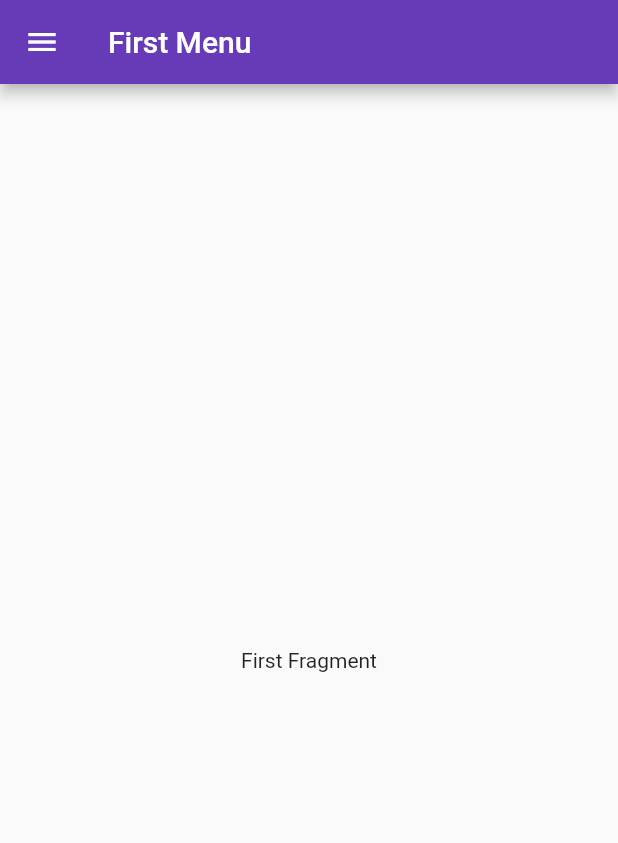
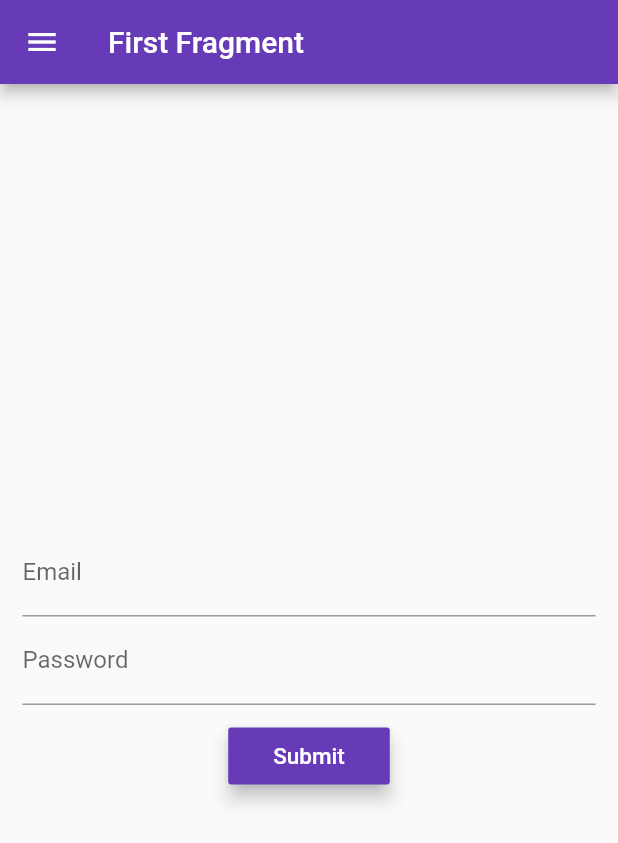
Before and after one commit to iamketanramani/flutter_app, a Flutter app: the screen it shows after launch, on a phone screen of 412 x 824 dp. Shown: the top 843 px of the screen. Run offline on Flutter 3.47's test engine with Material 2 defaults, Android fonts, the phone set to English and light mode, and no system bars.

Commit message:
Tab Layout

```diff
--- a/lib/activity/navigation_drawer.dart
+++ b/lib/activity/navigation_drawer.dart
@@ -1,12 +1,13 @@
 import 'package:flutter/material.dart';
 import 'package:flutter_app/fragment/first_fragment.dart';
+import 'package:flutter_app/fragment/movie_fragment.dart';
 import 'package:flutter_app/fragment/second_fragment.dart';
 
 class NavigationDrawer extends StatefulWidget {
   final drawerList = [
-    new DrawerModel("First Menu", Icons.android),
-    new DrawerModel("Second Menu", Icons.apps),
-    new DrawerModel("Third Menu", Icons.account_circle)
+    new DrawerModel("First Fragment", Icons.android),
+    new DrawerModel("Tab Example", Icons.apps),
+    new DrawerModel("Movie Listing", Icons.account_circle)
   ];
 
   @override
@@ -25,6 +26,9 @@ class NavigationDrawerState extends State<NavigationDrawer> {
 
       case 1:
         return new SecondFragment();
+
+      case 2:
+        return new MovieFragment();
 
       default:
         return Center(
--- a/lib/fragment/first_fragment.dart
+++ b/lib/fragment/first_fragment.dart
@@ -1,10 +1,124 @@
 import 'package:flutter/material.dart';
 
-class FirstFragment extends StatelessWidget {
+class FirstFragment extends StatefulWidget {
+  @override
+  State<StatefulWidget> createState() {
+    return FirstFragmentState();
+  }
+}
+
+class FirstFragmentState extends State<FirstFragment> {
+  TextEditingController _emailController = TextEditingController();
+  TextEditingController _passwordController = TextEditingController();
+
+  FocusNode fnEmail, fnPassword;
+
+  @override
+  void initState() {
+    super.initState();
+    fnEmail = FocusNode();
+    fnPassword = FocusNode();
+  }
+
+  @override
+  void dispose() {
+    fnEmail.dispose();
+    fnPassword.dispose();
+    super.dispose();
+  }
+
   @override
   Widget build(BuildContext context) {
-    return new Center(
-      child: new Text("First Fragment"),
+    return Scaffold(
+      body: Center(
+        child: Container(
+          padding: EdgeInsets.all(15.0),
+          child: Column(
+            mainAxisAlignment: MainAxisAlignment.center,
+            children: <Widget>[
+              TextFormField(
+                focusNode: fnEmail,
+                controller: _emailController,
+                keyboardType: TextInputType.emailAddress,
+                decoration: new InputDecoration(
+                    focusedBorder: UnderlineInputBorder(
+                      borderSide: BorderSide(color: Colors.black),
+                    ),
+                    //hintText: "Enter Email",
+                    labelText: "Email",
+                    hintStyle:
+                        TextStyle(fontSize: 12.0, color: Colors.blueGrey)),
+              ),
+              TextFormField(
+                focusNode: fnPassword,
+                controller: _passwordController,
+                obscureText: true,
+                keyboardType: TextInputType.visiblePassword,
+                decoration: new InputDecoration(
+                    hasFloatingPlaceholder: true,
+                    focusedBorder: UnderlineInputBorder(
+                        borderSide: BorderSide(color: Colors.black)),
+                    labelText: "Password",
+                    hintStyle:
+                        TextStyle(fontSize: 12.0, color: Colors.blueGrey)),
+              ),
+              Container(
+                margin: const EdgeInsets.only(top: 10.0),
+                child: RaisedButton(
+                    elevation: 5.0,
+                    color: Colors.deepPurple,
+                    padding: EdgeInsets.fromLTRB(30, 10, 30, 10),
+                    child: Text('Submit',
+                        style: TextStyle(color: Colors.white, fontSize: 15)),
+                    onPressed: validateData),
+              )
+            ],
+          ),
+        ),
+      ),
     );
   }
+
+  void validateData() {
+    String email, password;
+
+    email = _emailController.text;
+    password = _passwordController.text;
+
+    if (email.isEmpty) {
+      Scaffold.of(context).showSnackBar(SnackBar(
+        content: Text('Email Required'),
+        duration: Duration(seconds: 3),
+      ));
+      FocusScope.of(context).requestFocus(fnEmail);
+    } else if (password.isEmpty) {
+      Scaffold.of(context).showSnackBar(SnackBar(
+        content: Text('Password Required'),
+        duration: Duration(seconds: 3),
+      ));
+      FocusScope.of(context).requestFocus(fnPassword);
+    } else {
+      print("Email: " + email);
+      print("Password: " + password);
+      displayDialog(email, password);
+    }
+  }
+
+  void displayDialog(String email, String password) {
+    showDialog(
+        context: context,
+        builder: (BuildContext context) {
+          return AlertDialog(
+            title: new Text("Data"),
+            content: new Text("Email: $email \nPassword: $password"),
+            actions: <Widget>[
+              new FlatButton(
+                  onPressed: () {
+                    Navigator.of(context).pop();
+                  },
+                  child: new Text("OK"))
+            ],
+          );
+        });
+  }
 }
--- a/pubspec.yaml
+++ b/pubspec.yaml
@@ -19,6 +19,7 @@ environment:
 dependencies:
   flutter:
     sdk: flutter
+  http: ^0.12.0+4
 
   # The following adds the Cupertino Icons font to your application.
   # Use with the CupertinoIcons class for iOS style icons.
```
Also changed, not shown: lib/fragment/movie_fragment.dart (added, +21 -0 lines), lib/fragment/second_fragment.dart (+51 -3 lines), lib/tabs/first_tab.dart (added, +10 -0 lines), lib/tabs/second_tab.dart (added, +10 -0 lines), lib/tabs/third_tab.dart (added, +10 -0 lines), pubspec.lock.
